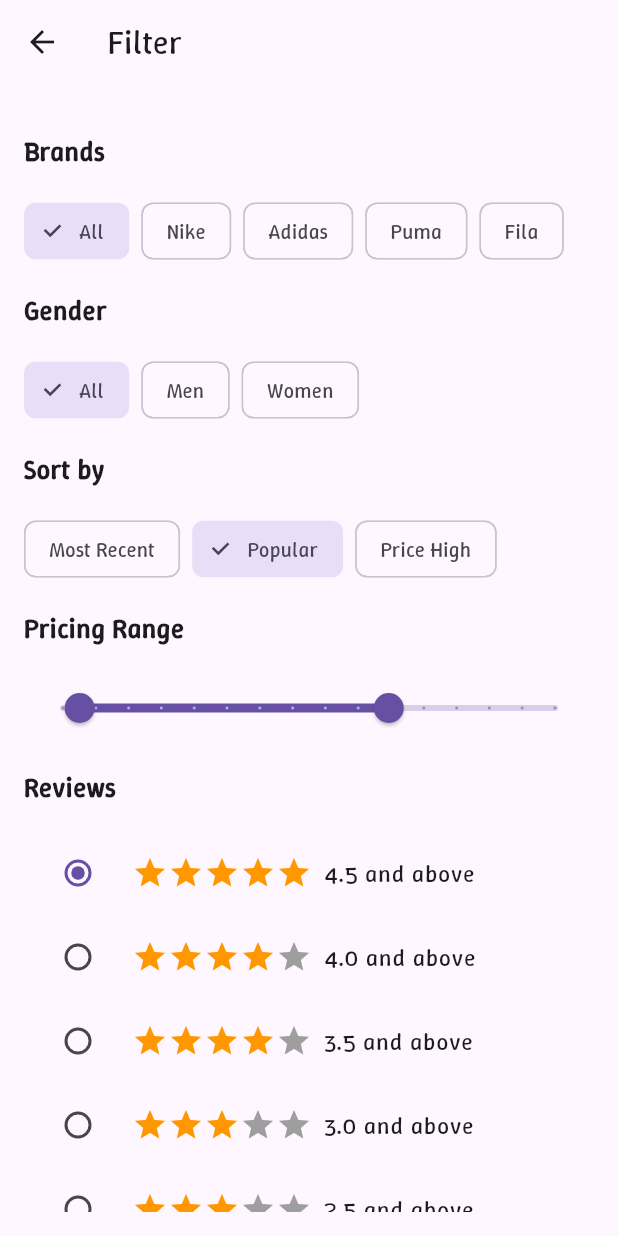
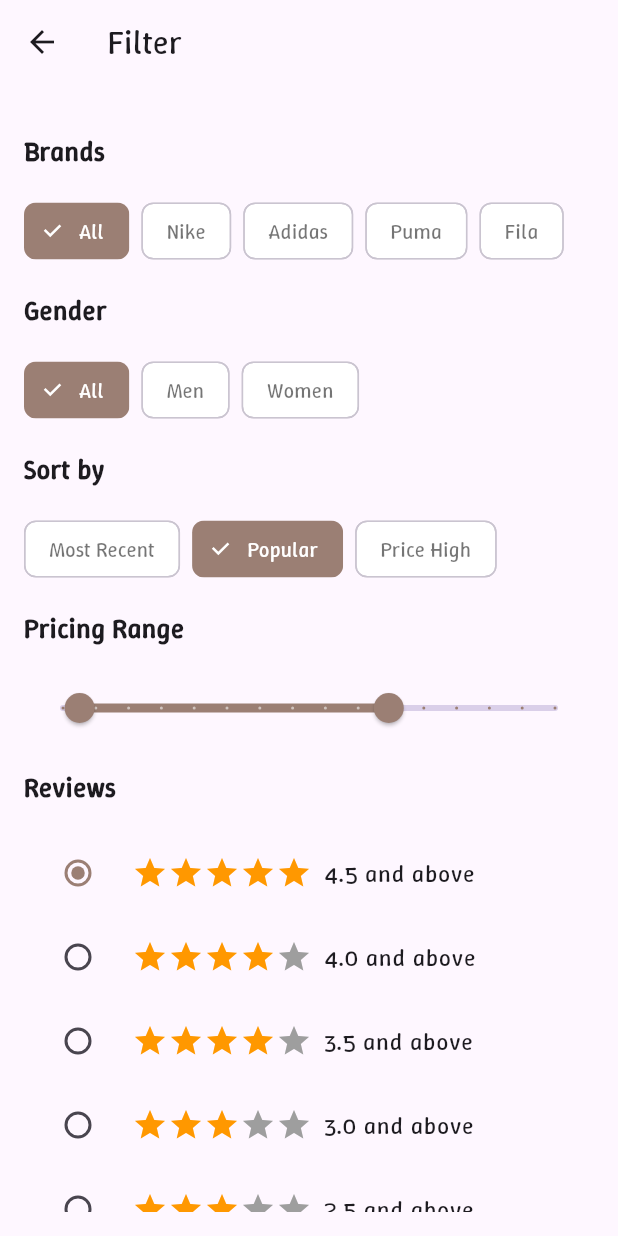
Before and after one commit to yazan0011/E-commerce, a Flutter app: the Filterview screen opened directly, on a phone screen of 412 x 824 dp. Run offline on Flutter 3.47's test engine with Material 3 defaults, Android fonts, the phone set to English and light mode, and no system bars; our stand-ins replace carousel_slider, get, smooth_page_indicator.

Commit message:
filter page changes

```diff
--- a/lib/app/modules/filter/filter_view.dart
+++ b/lib/app/modules/filter/filter_view.dart
@@ -1,4 +1,6 @@
 import 'package:e_co/app/modules/filter/filter_contoller.dart';
+import 'package:e_co/app/utils/constants.dart';
+import 'package:e_co/app/widgets/publicW/elevated_button.dart';
 import 'package:flutter/material.dart';
 import 'package:get/get.dart';
 
@@ -22,7 +24,15 @@ class Filterview extends StatelessWidget {
                       final isSelected =
                           controller.selectedBrand.value == brand;
                       return ChoiceChip(
-                        label: Text(brand),
+                        checkmarkColor: Colors.white,
+                        backgroundColor: Colors.white,
+                        selectedColor: const Color.fromARGB(255, 155, 127, 116),
+                        label: Text(
+                          brand,
+                          style: TextStyle(
+                              color:
+                                  isSelected ? Colors.white : Colors.black54),
+                        ),
                         selected: isSelected,
                         onSelected: (_) =>
                             controller.selectedBrand.value = brand,
@@ -36,7 +46,15 @@ class Filterview extends StatelessWidget {
                       final isSelected =
                           controller.selectedGender.value == gender;
                       return ChoiceChip(
-                        label: Text(gender),
+                        checkmarkColor: Colors.white,
+                        backgroundColor: Colors.white,
+                        selectedColor: const Color.fromARGB(255, 155, 127, 116),
+                        label: Text(
+                          gender,
+                          style: TextStyle(
+                              color:
+                                  isSelected ? Colors.white : Colors.black54),
+                        ),
                         selected: isSelected,
                         onSelected: (_) =>
                             controller.selectedGender.value = gender,
@@ -49,7 +67,15 @@ class Filterview extends StatelessWidget {
                     children: controller.sortOptions.map((sort) {
                       final isSelected = controller.selectedSort.value == sort;
                       return ChoiceChip(
-                        label: Text(sort),
+                        checkmarkColor: Colors.white,
+                        backgroundColor: Colors.white,
+                        selectedColor: const Color.fromARGB(255, 155, 127, 116),
+                        label: Text(
+                          sort,
+                          style: TextStyle(
+                              color:
+                                  isSelected ? Colors.white : Colors.black54),
+                        ),
                         selected: isSelected,
                         onSelected: (_) => controller.selectedSort.value = sort,
                       );
@@ -57,6 +83,7 @@ class Filterview extends StatelessWidget {
                   )),
               _buildSectionTitle("Pricing Range"),
               Obx(() => RangeSlider(
+                    activeColor: const Color.fromARGB(255, 155, 127, 116),
                     values: controller.priceRange.value,
                     min: 2,
                     max: 150,
@@ -73,6 +100,7 @@ class Filterview extends StatelessWidget {
               Obx(() => Column(
                     children: controller.reviewOptions.map((rating) {
                       return RadioListTile<double>(
+                        activeColor: const Color.fromARGB(255, 155, 127, 116),
                         value: rating,
                         groupValue: controller.selectedRating.value,
                         onChanged: (val) {
@@ -97,17 +125,14 @@ class Filterview extends StatelessWidget {
               Row(
                 children: [
                   Expanded(
-                    child: OutlinedButton(
-                      onPressed: controller.resetFilters,
-                      child: const Text("Reset Filter"),
-                    ),
+                    child: CustomElevatedButton(
+                        onPressed: controller.resetFilters,
+                        text: 'Reset Filter'),
                   ),
                   const SizedBox(width: 16),
                   Expanded(
-                    child: ElevatedButton(
-                      onPressed: controller.applyFilters,
-                      child: const Text("Apply"),
-                    ),
+                    child: CustomElevatedButton(
+                        onPressed: controller.applyFilters, text: 'Apply'),
                   ),
                 ],
               ),
```
